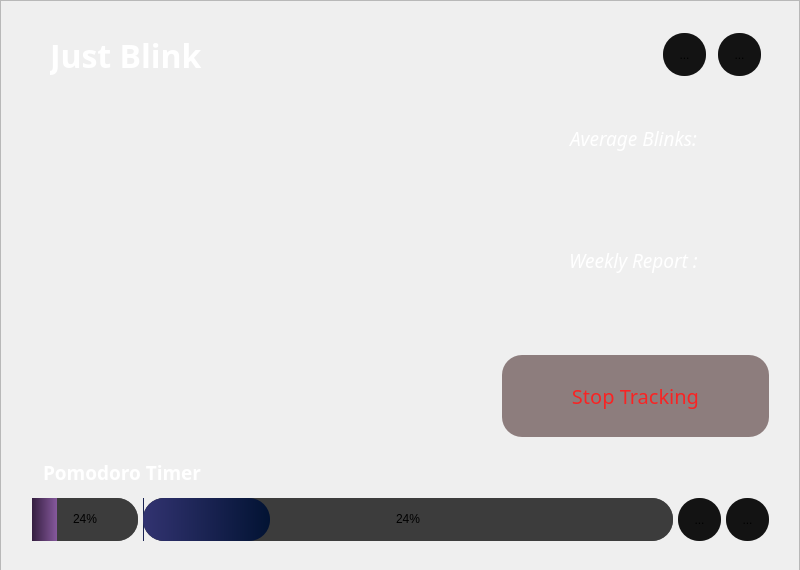
This is app.ui in Pushkar-Adari/Just-Blink as Qt 5 draws it before an edit. The edited form follows.
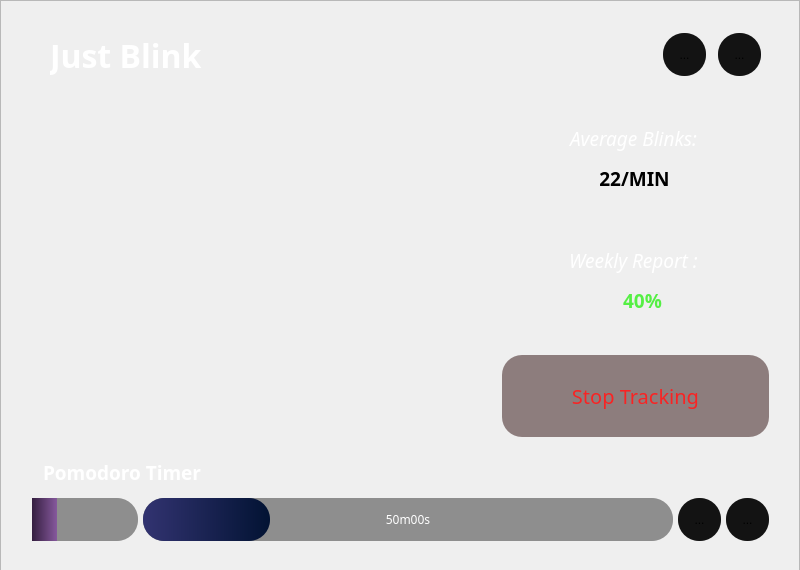
This is the edited form. Icons and pictures are not drawn.

Commit message: timer font fix + new assets

What changed in the file:
```diff
--- a/app.ui
+++ b/app.ui
@@ -184,6 +184,29 @@
       <set>Qt::AlignCenter</set>
      </property>
     </widget>
+    <widget class="QLabel" name="label">
+     <property name="geometry">
+      <rect>
+       <x>72</x>
+       <y>50</y>
+       <width>121</width>
+       <height>41</height>
+      </rect>
+     </property>
+     <property name="font">
+      <font>
+       <family>Poppins</family>
+       <pointsize>14</pointsize>
+       <bold>true</bold>
+      </font>
+     </property>
+     <property name="text">
+      <string>22/MIN</string>
+     </property>
+     <property name="alignment">
+      <set>Qt::AlignCenter</set>
+     </property>
+    </widget>
    </widget>
    <widget class="QFrame" name="Week">
     <property name="geometry">
@@ -231,6 +254,32 @@
       <set>Qt::AlignCenter</set>
      </property>
     </widget>
+    <widget class="QLabel" name="label_2">
+     <property name="geometry">
+      <rect>
+       <x>80</x>
+       <y>50</y>
+       <width>121</width>
+       <height>41</height>
+      </rect>
+     </property>
+     <property name="font">
+      <font>
+       <family>Poppins</family>
+       <pointsize>14</pointsize>
+       <bold>true</bold>
+      </font>
+     </property>
+     <property name="styleSheet">
+      <string notr="true">color:#55EF44</string>
+     </property>
+     <property name="text">
+      <string>40%</string>
+     </property>
+     <property name="alignment">
+      <set>Qt::AlignCenter</set>
+     </property>
+    </widget>
    </widget>
    <widget class="QFrame" name="Graph">
     <property name="geometry">
@@ -337,77 +386,6 @@
       <normaloff>:/newPrefix/assets/reset.png</normaloff>:/newPrefix/assets/reset.png</iconset>
     </property>
    </widget>
-   <widget class="QSlider" name="min50">
-    <property name="geometry">
-     <rect>
-      <x>143</x>
-      <y>498</y>
-      <width>530</width>
-      <height>43</height>
-     </rect>
-    </property>
-    <property name="styleSheet">
-     <string notr="true">QSlider::groove:horizontal{
-height:43px;
-	background-color: rgba(45, 45, 45, 175);
-border-radius:21px
-}
-QSlider::handle:horizontal{
-	background: rgba(0, 0, 0, 0);
-}
-QSlider::add-page:horizontal{
-height:43px;
-	background:rgb(45,45,45,0.5);
-border-radius:21px
-}
-QSlider::sub-page:horizontal{
-height:43px;
-	background:qLineargradient(spread:pad, x1:0, y1:0, x2:1, x2:1, stop:0 rgba(50,51,113,255),stop:1 rgba(2,19,51,255));
-border-radius:21px;
-margin-left:0px;
-padding-left:21px;
-}</string>
-    </property>
-    <property name="orientation">
-     <enum>Qt::Horizontal</enum>
-    </property>
-   </widget>
-   <widget class="QSlider" name="min10">
-    <property name="geometry">
-     <rect>
-      <x>32</x>
-      <y>498</y>
-      <width>106</width>
-      <height>43</height>
-     </rect>
-    </property>
-    <property name="styleSheet">
-     <string notr="true">QSlider::groove:horizontal{
-height:43px;
-	background-color: rgba(45, 45, 45, 175);
-border-radius:21px
-}
-QSlider::handle:horizontal{
-	background: rgba(255, 255, 255, 0);
-}
-QSlider::add-page:horizontal{
-height:43px;
-	background:rgb(45,45,45,0.5);
-border-radius:21px
-}
-QSlider::sub-page:horizontal{
-height:43px;
-	background:qLineargradient(spread:pad, x1:0, y1:0, x2:1, x2:1, stop:0 rgba(52,30,63,255),stop:1 rgba(134,89,157,255));
-border-radius:21px;
-overflow: hidden;
-margin-left:0px;
-padding-left:21px;
-}</string>
-    </property>
-    <property name="orientation">
-     <enum>Qt::Horizontal</enum>
-    </property>
-   </widget>
    <widget class="QFrame" name="Name">
     <property name="geometry">
      <rect>
@@ -450,7 +428,7 @@
      <enum>QFrame::Raised</enum>
     </property>
    </widget>
-   <widget class="QProgressBar" name="min10_2">
+   <widget class="QProgressBar" name="min10">
     <property name="geometry">
      <rect>
       <x>32</x>
@@ -464,6 +442,7 @@
 background-color:rgba(45,45,45,0.5);
 border-radius:21px;
 text-align:center;
+color:transparent;
 }
 QProgressBar::chunk{
 background:qLineargradient(spread:pad, x1:0, y1:0, x2:1, x2:1, stop:0 rgba(52,30,63,255),stop:1 rgba(134,89,157,255));
@@ -475,7 +454,7 @@
      <number>24</number>
     </property>
    </widget>
-   <widget class="QProgressBar" name="min50_2">
+   <widget class="QProgressBar" name="min50">
     <property name="geometry">
      <rect>
       <x>143</x>
@@ -489,6 +468,7 @@
 background-color:rgba(45,45,45,0.5);
 border-radius:21px;
 text-align:center;
+color:transparent;
 }
 QProgressBar::chunk{
 background:qLineargradient(spread:pad, x1:0, y1:0, x2:1, x2:1, stop:0 rgba(50,51,113,255),stop:1 rgba(2,19,51,255));
@@ -499,7 +479,30 @@
      <number>24</number>
     </property>
    </widget>
-   <zorder>min50</zorder>
+   <widget class="QLabel" name="min50label">
+    <property name="geometry">
+     <rect>
+      <x>143</x>
+      <y>498</y>
+      <width>530</width>
+      <height>43</height>
+     </rect>
+    </property>
+    <property name="font">
+     <font>
+      <family>Poppins</family>
+     </font>
+    </property>
+    <property name="styleSheet">
+     <string notr="true">color:white;</string>
+    </property>
+    <property name="text">
+     <string>50m00s</string>
+    </property>
+    <property name="alignment">
+     <set>Qt::AlignCenter</set>
+    </property>
+   </widget>
    <zorder>Background</zorder>
    <zorder>Name</zorder>
    <zorder>StartStop</zorder>
```
Left out of the diff: 10 changed lines with no effect on the pictures. The commit also changes 7 other files.
